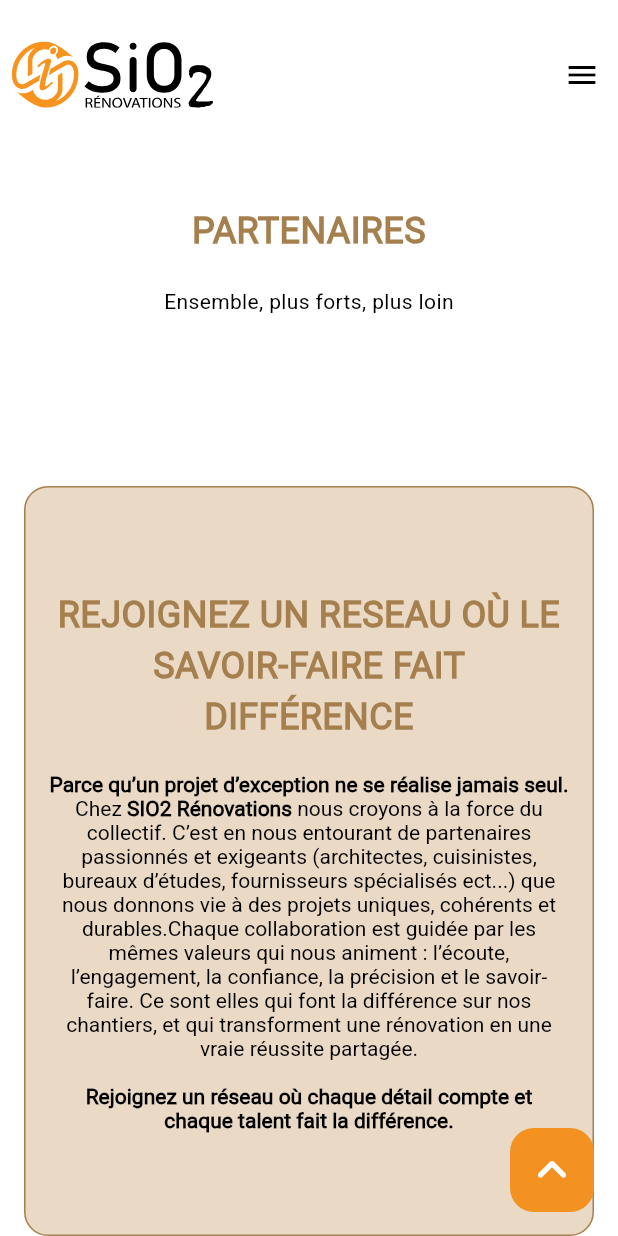
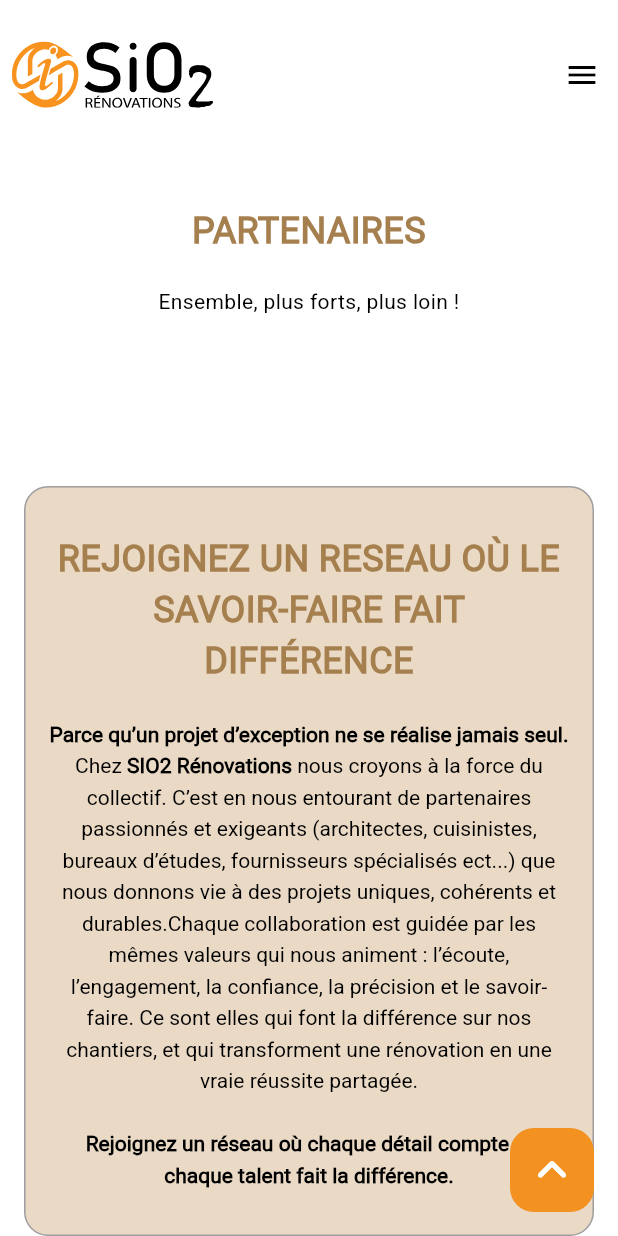
Before and after one commit to andres-angulo-dev/sio2_renovations_frontend, a Flutter app: the PartnersScreen screen opened by its route, scrolled down 576 dp, on a phone screen of 412 x 824 dp. Run offline on Flutter 3.47's test engine with Material 3 defaults, Android fonts, the phone set to English and light mode, and no system bars; our stand-ins replace animated_splash_screen, animated_text_kit, carousel_slider, dropdown_button2, flutter_dotenv, flutter_svg and 6 more; missing offline and left inert: carousel_slider_plus, slider_captcha; accounts and stored records are empty.

Commit message:
improvement: gap between the lines

```diff
--- a/lib/screens/partners_screen.dart
+++ b/lib/screens/partners_screen.dart
@@ -247,10 +247,10 @@ class PartnersScreenState extends State<PartnersScreen> {
                                     ),
                                     textAlign: TextAlign.center,
                                   ),
-                                  const SizedBox(height: 20), // Space between
+                                  const SizedBox(height: 20.0), // Space between
                                   // Description
                                   Text(
-                                    "Ensemble, plus forts, plus loin",
+                                    "Ensemble, plus forts, plus loin !",
                                     style: TextStyle(
                                       fontSize: mobile ? GlobalSize.mobileSizeText : GlobalSize.webSizeText,
                                       color: GlobalColors.secondColor
@@ -279,7 +279,7 @@ class PartnersScreenState extends State<PartnersScreen> {
                           padding: EdgeInsets.symmetric(horizontal: mobile ? 16.0 : 32.0, vertical: mobile ? 28.0 : 42.0),
                           decoration: BoxDecoration(
                             border: Border.all(
-                              color: GlobalColors.thirdColor,
+                              color: GlobalColors.fiveColor,
                             ),
                             color: GlobalColors.fourthColor,
                             borderRadius: BorderRadius.circular(16.0),
@@ -298,13 +298,14 @@ class PartnersScreenState extends State<PartnersScreen> {
                                   ),
                                   textAlign: TextAlign.center,
                                 ),
-                                const SizedBox(height: 20), // Space between
+                                const SizedBox(height: 20.0), // Space between
                                 // Sub title
                                 RichText(
                                   textAlign: TextAlign.center,
                                   text : TextSpan(
                                     style: TextStyle(
                                       fontSize: mobile ? GlobalSize.mobileSizeText : GlobalSize.webSizeText,
+                                      height: 1.5, // Gap between the lines
                                       color: GlobalColors.secondColor
                                     ),
                                     children: [
@@ -342,7 +343,7 @@ class PartnersScreenState extends State<PartnersScreen> {
                           )
                         ),
                       ),
-                      SizedBox(height: 100.0),
+                      const SizedBox(height: 100.0),
                       // Contact form section
                       Container(
                         width: screenWidth,
@@ -372,7 +373,7 @@ class PartnersScreenState extends State<PartnersScreen> {
                                         ),
                                         textAlign: TextAlign.center,
                                       ),
-                                      const SizedBox(height: 20), // Space between
+                                      const SizedBox(height: 20.0), // Space between
                                       // Sub title
                                       Text(
                                         "Si vous avez un savoir-faire et une expertise qui peut enrichir nos projets, n'hésitez pas à compléter ce formulaire",
@@ -382,7 +383,7 @@ class PartnersScreenState extends State<PartnersScreen> {
                                         ),
                                         textAlign: TextAlign.center,
                                       ),
-                                      const SizedBox(height: 20), // Space between
+                                      const SizedBox(height: 20.0), // Space between
                                       // Description
                                       Text(
                                         "Nous réalisons nos projets en interne, avec une maîtrise globale du chantier, de la conception à la livraison. Nous aimons collaborer avec des professionnels passionnés qui partagent notre exigence et notre sens du détail. Architectes, cuisinistes, décorateurs, fabricants spécialisés ect... Nous serions ravis d’en discuter avec vous. Remplissez le formulaire pour rejoindre notre réseau de partenaires exigeants et engagés.",
```
